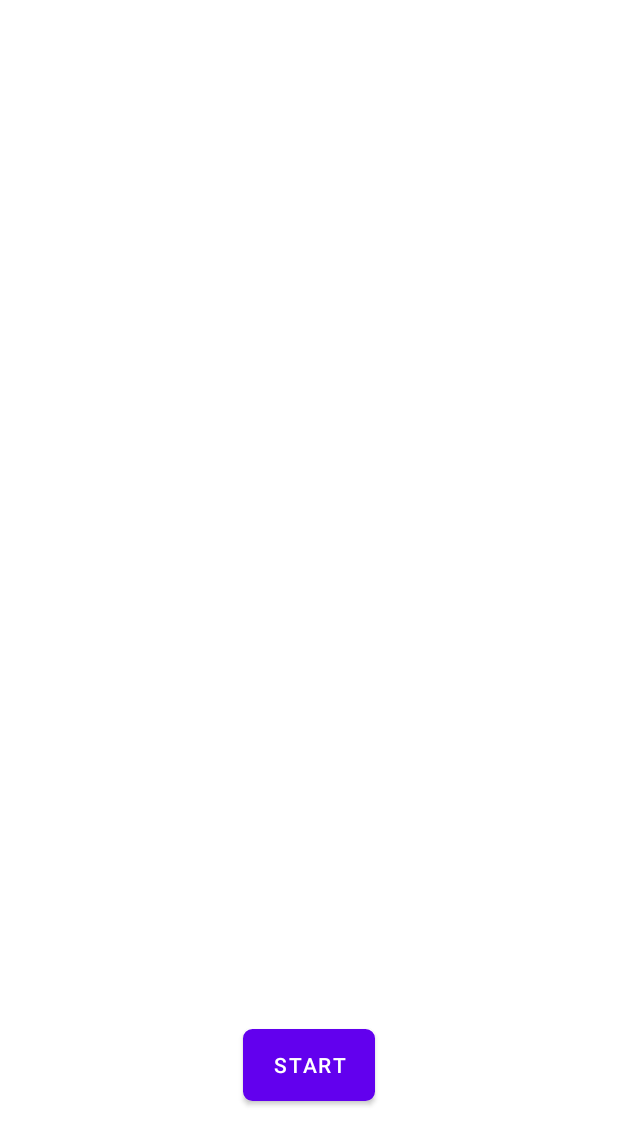
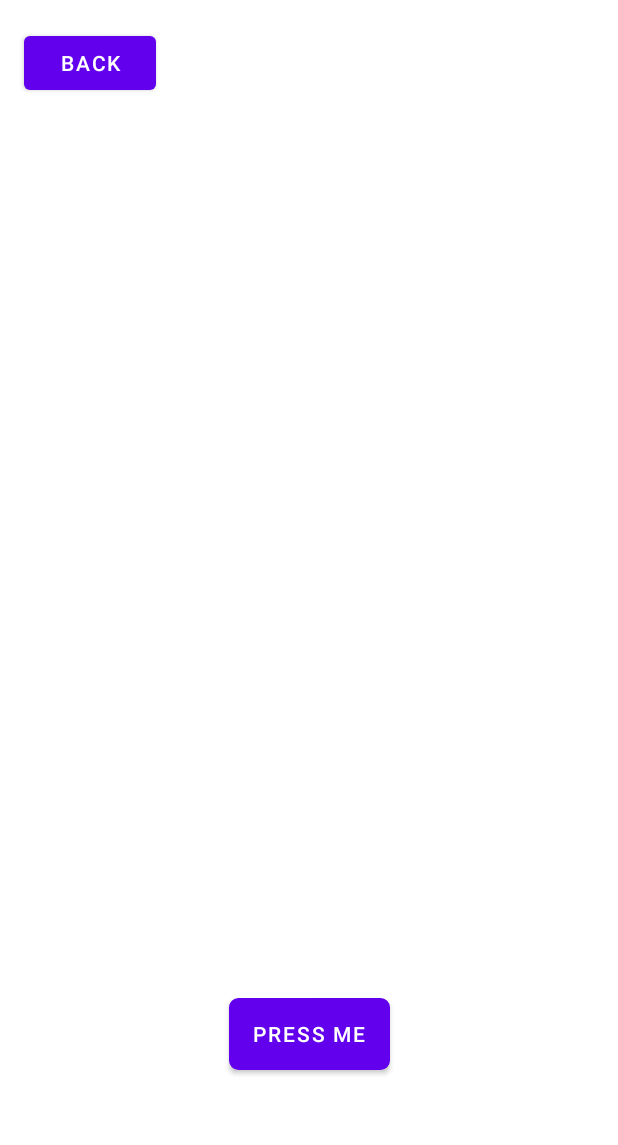
Before and after one commit to Haolinc/DueItProject, an Android app: the layout activity_treatment.xml on its own in the app's theme, with its tools: preview values and no code run, on a phone screen of 412 x 824 dp. Shown: the top 1145 px of the screen. Run offline under Robolectric (Android 15) with nearby library versions, the phone set to English and light mode, and no system bars.

Commit message:
edit treatmentA and xml

```diff
--- a/app/src/main/java/com/example/duelt/MainActivity.java
+++ b/app/src/main/java/com/example/duelt/MainActivity.java
@@ -36,6 +36,10 @@
         startActivity(i);
     }
 
+    public void jumpToTP(View v){
+        Intent i = new Intent(this, treatmentActivity.class);
+        startActivity(i);
+    }
 
     //use ScrollView as parent and call linearlayout for action, change ScrollView values in xml files
     //Orientation is set in xml file
--- a/app/src/main/java/com/example/duelt/db/treatmentActivity.java
+++ /dev/null
@@ -1,4 +0,0 @@
-package com.example.duelt.db;
-
-public class treatmentActivity {
-}
--- /dev/null
+++ b/app/src/main/java/com/example/duelt/treatmentActivity.java
@@ -0,0 +1,18 @@
+package com.example.duelt;
+
+import androidx.appcompat.app.AppCompatActivity;
+
+import android.os.Bundle;
+import android.view.View;
+
+public class treatmentActivity extends AppCompatActivity {
+
+    @Override
+    protected void onCreate(Bundle savedInstanceState) {
+        super.onCreate(savedInstanceState);
+        setContentView(R.layout.activity_mini);
+    }
+    public void back(View v){
+        finish();
+    }
+}
--- a/app/src/main/res/drawable/button_default.xml
+++ b/app/src/main/res/drawable/button_default.xml
@@ -3,7 +3,7 @@
     android:shape="rectangle">
 
     <gradient
-
+        android:angle="90"
         android:startColor="#029BCA"
         android:endColor="#AFDCEA" />
 
--- a/app/src/main/res/drawable/button_disable.xml
+++ b/app/src/main/res/drawable/button_disable.xml
@@ -3,6 +3,7 @@
     android:shape="rectangle">
 
     <solid
+        android:angle="90"
         android:color="#b8b7b5"/>
 
 
--- a/app/src/main/res/drawable/button_pressed.xml
+++ b/app/src/main/res/drawable/button_pressed.xml
@@ -3,7 +3,7 @@
     android:shape="rectangle">
 
     <gradient
-
+        android:angle="90"
         android:startColor="#7FBBCD"
         android:endColor="#DEE7EA" />
 
--- a/app/src/main/res/layout/activity_treatment.xml
+++ b/app/src/main/res/layout/activity_treatment.xml
@@ -3,19 +3,35 @@
     xmlns:android="http://schemas.android.com/apk/res/android"
     xmlns:app="http://schemas.android.com/apk/res-auto"
     xmlns:tools="http://schemas.android.com/tools"
+    android:orientation="vertical"
     android:layout_width="match_parent"
-    android:layout_height="match_parent">
+    android:layout_height="match_parent"
+    tools:context=".treatmentActivity">
+
+    <Button
+        android:id="@+id/custom_buttonblue"
+        android:layout_width="wrap_content"
+        android:layout_height="wrap_content"
+        android:background="@drawable/custom_buttonblue"
+        android:text="Press me"
+        app:layout_constraintBottom_toBottomOf="parent"
+        app:layout_constraintEnd_toEndOf="parent"
+        app:layout_constraintStart_toStartOf="parent"
+        app:layout_constraintTop_toTopOf="parent"
+        app:layout_constraintVertical_bias="0.857" />
 
     <Button
         android:id="@+id/button4"
         android:layout_width="wrap_content"
         android:layout_height="wrap_content"
-        android:background="@drawable/button_blue"
-        android:text="start"
+        android:onClick="back"
+        android:text="back"
         app:layout_constraintBottom_toBottomOf="parent"
         app:layout_constraintEnd_toEndOf="parent"
+        app:layout_constraintHorizontal_bias="0.049"
         app:layout_constraintStart_toStartOf="parent"
         app:layout_constraintTop_toTopOf="parent"
-        app:layout_constraintVertical_bias="0.884" />
+        app:layout_constraintVertical_bias="0.023" />
+
 
 </androidx.constraintlayout.widget.ConstraintLayout>
```
Also changed, not shown: app/src/main/res/drawable/custom_buttonblue.xml (renamed from app/src/main/res/drawable/button_blue.xml).
